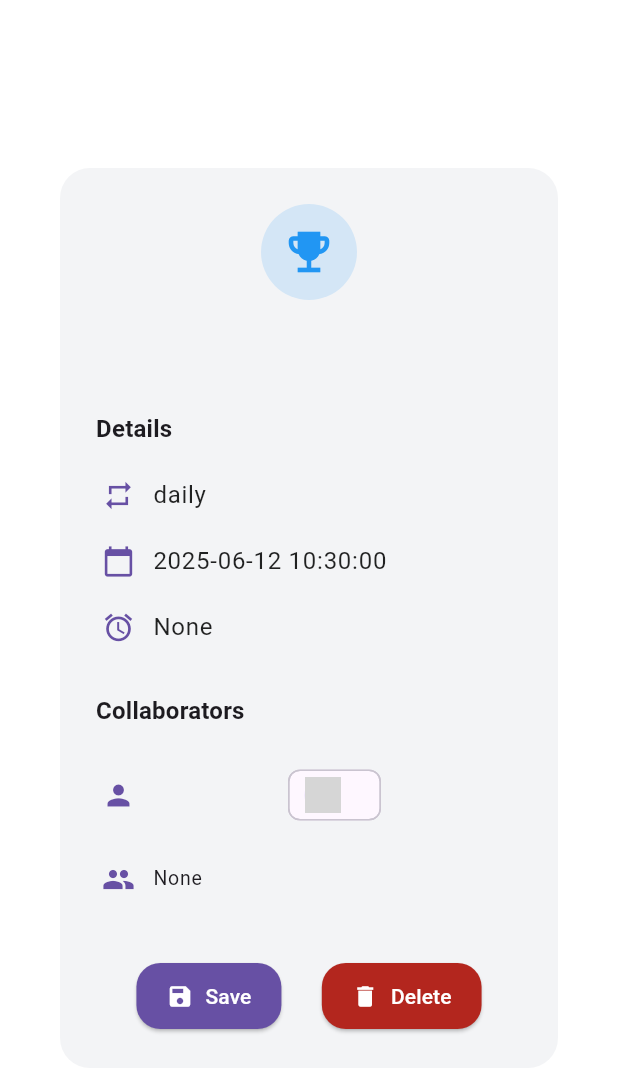
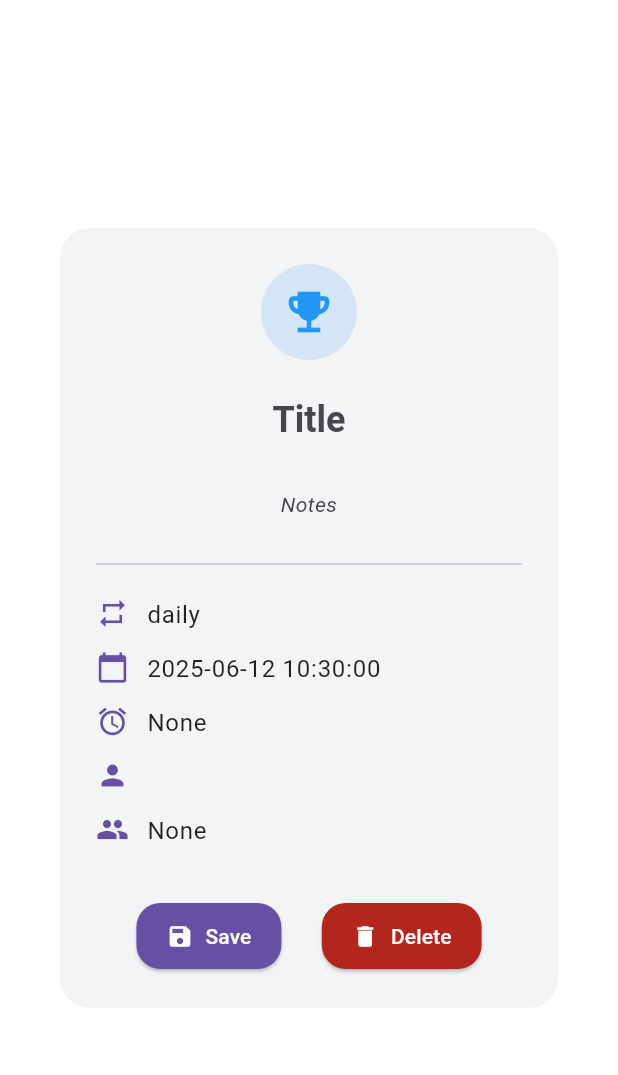
Before and after one commit to dhruvjaink07/habitsync, a Flutter app: the HabitDetailDialog widget shown alone on an empty page, opened directly with empty values, after a tap on "Edit", on a phone screen of 412 x 824 dp. Shown: the top 1075 px of the screen. Run offline on Flutter 3.47's test engine with Material 3 defaults, Android fonts, the light colour scheme and no system bars; our stand-ins replace cached_network_image, confetti, dio, dotted_border, flutter_easyloading, flutter_riverpod and 3 more; accounts and stored records are empty; Roboto replaces fonts that are missing (Poppins); grey boxes are pictures that could not be loaded.

Commit message:
Habit Model issue resolved

```diff
--- a/lib/features/auth/screen/register_screen.dart
+++ b/lib/features/auth/screen/register_screen.dart
@@ -361,7 +361,7 @@ class _RegisterScreenState extends ConsumerState<RegisterScreen> {
                               _step = 0;
                             });
                           },
-                          child: Text("Back"),
+                          child: const Text("Back"),
                         ),
                       ],
                     ),
--- a/lib/features/friends/screen/friend_screen.dart
+++ b/lib/features/friends/screen/friend_screen.dart
@@ -1,6 +1,4 @@
 import 'package:flutter/material.dart';
-import 'package:cached_network_image/cached_network_image.dart';
-import 'package:habitsync/core/color/colors.dart';
 import 'package:habitsync/features/friends/widgets/friend_list_section.dart';
 import 'package:habitsync/features/friends/widgets/friend_request_section.dart';
 import 'package:habitsync/features/friends/widgets/search_friend_section.dart';
--- a/lib/features/friends/widgets/search_friend_section.dart
+++ b/lib/features/friends/widgets/search_friend_section.dart
@@ -162,7 +162,7 @@ class _SearchFriendsSectionState extends ConsumerState<SearchFriendsSection> {
                                             if (mounted) {
                                               ScaffoldMessenger.of(context)
                                                   .showSnackBar(
-                                                SnackBar(
+                                                const SnackBar(
                                                   content: Text(
                                                       'Failed to send request.'),
                                                   backgroundColor: Colors.red,
--- a/lib/features/habits/controller/habit_controller.dart
+++ b/lib/features/habits/controller/habit_controller.dart
@@ -32,6 +32,8 @@ class HabitController extends StateNotifier<AsyncValue<List<Habit>>> {
     }
   }
 
+// ...existing code...
+
   Future<Habit?> getHabitById(String habitId) async {
     try {
       final habit = await _habitRepository.getHabitById(habitId);
@@ -42,12 +44,14 @@ class HabitController extends StateNotifier<AsyncValue<List<Habit>>> {
     }
   }
 
+// ...existing code...
+
   Future<void> createHabit(Habit habit) async {
     state = const AsyncValue.loading();
     try {
       await _habitRepository.createHabit(habit);
       // Refresh the list after creation
-      final ownerId = habit.owner.id; // <-- FIXED
+      final ownerId = habit.owner;
       final habits = await _habitRepository.getHabitsByOwnerId(ownerId);
       state = AsyncValue.data(habits);
     } catch (e, st) {
@@ -60,7 +64,7 @@ class HabitController extends StateNotifier<AsyncValue<List<Habit>>> {
     try {
       await _habitRepository.updateHabit(habit);
       // Refresh the list after update
-      final ownerId = habit.owner.id; // <-- FIXED
+      final ownerId = habit.owner;
       final habits = await _habitRepository.getHabitsByOwnerId(ownerId);
       state = AsyncValue.data(habits);
     } catch (e, st) {
--- a/lib/features/habits/domain/habit_model.dart
+++ b/lib/features/habits/domain/habit_model.dart
@@ -1,73 +1,36 @@
-import 'package:habitsync/features/auth/domain/user_model.dart';
-
 class Habit {
-  final String? id;
+  final String id;
   final String title;
   final String notes;
-  final User owner;
-  final List<User> sharedWith;
+  final String owner;
+  final List<String> sharedWith;
   final String repeatPattern;
   final String color;
   final DateTime createdAt;
   final List<String> reminders;
 
-  // Main constructor (for fetched habits)
   Habit({
-    this.id,
+    this.id = '',
     required this.title,
-    required this.notes,
+    this.notes = '',
     required this.owner,
-    required this.sharedWith,
+    this.sharedWith = const [],
     this.repeatPattern = 'daily',
     this.color = '#2196f3',
     DateTime? createdAt,
     this.reminders = const [],
   }) : createdAt = createdAt ?? DateTime.now();
 
-  // Named constructor for creation (using IDs)
-  Habit.create({
-    this.id,
-    required this.title,
-    required this.notes,
-    required String ownerId,
-    required List<String> sharedWithIds,
-    this.repeatPattern = 'daily',
-    this.color = '#2196f3',
-    DateTime? createdAt,
-    this.reminders = const [],
-  })  : owner = User(
-          id: ownerId,
-          name: '',
-          email: '',
-          avatar: '',
-          username: '',
-          bio: '',
-          streak: 0,
-          friends: const [],
-          joinedAt: DateTime.now().toIso8601String(),
-        ),
-        sharedWith = sharedWithIds
-            .map((id) => User(
-                  id: id,
-                  name: '',
-                  email: '',
-                  avatar: '',
-                  username: '',
-                  bio: '',
-                  streak: 0,
-                  friends: const [],
-                  joinedAt: DateTime.now().toIso8601String(),
-                ))
-            .toList(),
-        createdAt = createdAt ?? DateTime.now();
-
-  factory Habit.fromJson(Map<String, dynamic> json) => Habit(
-        id: json['_id'],
-        title: json['title'],
-        notes: json['notes'],
-        owner: User.fromJson(json['owner']),
-        sharedWith:
-            (json['sharedWith'] as List).map((u) => User.fromJson(u)).toList(),
+  factory Habit.fromJson(Map<String, dynamic> json) {
+    return Habit(
+      id: json['_id'] ?? '',
+      title: json['title'] ?? '',
+      notes: json['notes'] ?? '',
+      owner: json['owner'] ?? '',
+      sharedWith: (json['sharedWith'] as List<dynamic>?)
+              ?.map((e) => e.toString())
+              .toList() ??
+          [],
       repeatPattern: json['repeatPattern'] ?? 'daily',
       color: json['color'] ?? '#2196f3',
       createdAt: json['createdAt'] != null
@@ -78,14 +41,15 @@ class Habit {
               .toList() ??
           [],
     );
+  }
 
   Map<String, dynamic> toJson() {
     return {
-      if (id != null) '_id': id,
+      '_id': id,
       'title': title,
       'notes': notes,
-      'owner': owner.id, // Only send the ID for creation
-      'sharedWith': sharedWith.map((u) => u.id).toList(),
+      'owner': owner,
+      'sharedWith': sharedWith,
       'repeatPattern': repeatPattern,
       'color': color,
       'createdAt': createdAt.toIso8601String(),
@@ -97,8 +61,8 @@ class Habit {
     String? id,
     String? title,
     String? notes,
-    User? owner,
-    List<User>? sharedWith,
+    String? owner,
+    List<String>? sharedWith,
     String? repeatPattern,
     String? color,
     DateTime? createdAt,
--- a/lib/features/habits/screens/add_habit_screen.dart
+++ b/lib/features/habits/screens/add_habit_screen.dart
@@ -84,11 +84,11 @@ class _AddHabitScreenState extends ConsumerState<AddHabitScreen> {
   void _saveHabit() async {
     if (_user == null) return; // Or show error
 
-    final habit = Habit.create(
+    final habit = Habit(
       title: _titleController.text.trim(),
       notes: _notesController.text.trim(),
-      ownerId: _user!.id,
-      sharedWithIds: _selectedCollaboratorIds, // <-- Use selected collaborators
+      owner: _user!.id,
+      sharedWith: _selectedCollaboratorIds, // <-- Use selected collaborators
       repeatPattern: _selectedRepeat.toLowerCase(),
       color: '#${_selectedColor.value.toRadixString(16).padLeft(8, '0')}',
       createdAt: DateTime.now(),
--- a/lib/features/habits/widgets/reminder_collaborator_section.dart
+++ b/lib/features/habits/widgets/reminder_collaborator_section.dart
@@ -150,7 +150,8 @@ class _ReminderCollaboratorsPermissionSectionState
                           avatar: CircleAvatar(
                             backgroundImage: f.avatar.startsWith('http')
                                 ? NetworkImage(f.avatar)
-                                : AssetImage('assets/images/default_avatar.png')
+                                : const AssetImage(
+                                        'assets/images/default_avatar.png')
                                     as ImageProvider,
                           ),
                           onDeleted: () {
@@ -164,19 +165,6 @@ class _ReminderCollaboratorsPermissionSectionState
               ),
             ),
           ],
-          const SizedBox(height: 16),
-          // Permission Section (unchanged)
-          Row(
-            children: [
-              Icon(Icons.lock_rounded, color: widget.subTextColor, size: 22),
-              const SizedBox(width: 10),
-              Text('Permission Settings',
-                  style: widget.theme.textTheme.bodyLarge
-                      ?.copyWith(color: widget.textColor, fontSize: 16)),
-            ],
-          ),
-          const SizedBox(height: 14),
-          // ...permission options...
         ],
       ),
     );
--- a/lib/features/home/screen/home_screen.dart
+++ b/lib/features/home/screen/home_screen.dart
@@ -72,7 +72,7 @@ class _HomeScreenState extends ConsumerState<HomeScreen> {
           Navigator.of(context).pop();
           await ref
               .read(habitControllerProvider.notifier)
-              .deleteHabit(habit.id!, habit.owner.id);
+              .deleteHabit(habit.id, habit.owner);
           // Optionally show a snackbar
         },
       ),
@@ -187,13 +187,13 @@ class _HomeScreenState extends ConsumerState<HomeScreen> {
                             itemCount: habits
                                 .where((h) =>
                                     h.sharedWith.isEmpty &&
-                                    h.owner.id == _user?.id)
+                                    h.owner == _user?.id)
                                 .length,
                             itemBuilder: (context, index) {
                               final habit = habits
                                   .where((h) =>
                                       h.sharedWith.isEmpty &&
-                                      h.owner.id == _user?.id)
+                                      h.owner == _user?.id)
                                   .toList()[index];
                               return HabitCard(
                                 habit: habit,
@@ -207,13 +207,13 @@ class _HomeScreenState extends ConsumerState<HomeScreen> {
                             itemCount: habits
                                 .where((h) =>
                                     h.sharedWith.isNotEmpty &&
-                                    h.owner.id == _user?.id)
+                                    h.owner == _user?.id)
                                 .length,
                             itemBuilder: (context, index) {
                               final habit = habits
                                   .where((h) =>
                                       h.sharedWith.isNotEmpty &&
-                                      h.owner.id == _user?.id)
+                                      h.owner == _user?.id)
                                   .toList()[index];
                               return HabitCard(
                                 habit: habit,
--- a/lib/features/home/widgets/habit_detail_dialog.dart
+++ b/lib/features/home/widgets/habit_detail_dialog.dart
@@ -1,12 +1,8 @@
 import 'package:flutter/material.dart';
-import 'package:flutter_riverpod/flutter_riverpod.dart';
 import 'package:habitsync/core/color/colors.dart';
-import 'package:habitsync/features/auth/domain/user_model.dart';
-import 'package:habitsync/features/friends/controller/friend_controller.dart';
 import 'package:habitsync/features/habits/domain/habit_model.dart';
-import 'package:habitsync/services/profile_cache_service.dart';
 
-class HabitDetailDialog extends ConsumerStatefulWidget {
+class HabitDetailDialog extends StatefulWidget {
   final Habit habit;
   final Future<void> Function(Habit updatedHabit) onUpdate;
   final VoidCallback onDelete;
@@ -19,15 +15,13 @@ class HabitDetailDialog extends ConsumerStatefulWidget {
   });
 
   @override
-  ConsumerState<HabitDetailDialog> createState() => _HabitDetailDialogState();
+  State<HabitDetailDialog> createState() => _HabitDetailDialogState();
 }
 
-class _HabitDetailDialogState extends ConsumerState<HabitDetailDialog> {
+class _HabitDetailDialogState extends State<HabitDetailDialog> {
   late bool isEditing;
   late TextEditingController _titleController;
   late TextEditingController _notesController;
-  List<User>? sharedUsers;
-  User? ownerUser;
 
   @override
   void initState() {
@@ -35,37 +29,6 @@ class _HabitDetailDialogState extends ConsumerState<HabitDetailDialog> {
     isEditing = false;
     _titleController = TextEditingController(text: widget.habit.title);
     _notesController = TextEditingController(text: widget.habit.notes);
-    _loadUsers();
-  }
-
-  Future<void> _loadUsers() async {
-    final currentUser = await ProfileCacheService.getCachedUserProfile();
-    final friendsAsync = ref.read(friendControllerProvider);
-
-    // Owner logic
-    if (widget.habit.owner == currentUser?.id) {
-      ownerUser = currentUser;
-    } else if (friendsAsync is AsyncData<List<User>>) {
-      ownerUser = friendsAsync.value.firstWhere(
-        (u) => u.id == widget.habit.owner,
-      );
-    }
-
-    // Collaborators logic
-    sharedUsers = [];
-    if (friendsAsync is AsyncData<List<User>>) {
-      for (final id in widget.habit.sharedWith) {
-        if (id == currentUser?.id) {
-          sharedUsers!.add(currentUser!);
-        } else {
-          final user = friendsAsync.value.firstWhere(
-            (u) => u.id == id,
-          );
-          if (user != null) sharedUsers!.add(user);
-        }
-      }
-    }
-    setState(() {});
   }
 
   @override
@@ -113,20 +76,6 @@ class _HabitDetailDialogState extends ConsumerState<HabitDetailDialog> {
     Navigator.of(context).pop(); // Optionally close dialog after save
   }
 
-  Widget _buildInfoTile(
-      {required IconData icon, required Widget title, Widget? trailing}) {
-    return ListTile(
-      contentPadding: const EdgeInsets.symmetric(horizontal: 0, vertical: 2),
-      leading:
-          Icon(icon, color: Theme.of(context).colorScheme.primary, size: 22),
-      title: title,
-      trailing: trailing,
-      dense: true,
-      visualDensity: VisualDensity.compact,
-      minLeadingWidth: 0,
-    );
-  }
-
   @override
   Widget build(BuildContext context) {
     final theme = Theme.of(context);
@@ -153,20 +102,47 @@ class _HabitDetailDialogState extends ConsumerState<HabitDetailDialog> {
               ),
               const SizedBox(height: 16),
               Center(
-                child: Text(
+                child: isEditing
+                    ? TextFormField(
+                        controller: _titleController,
+                        style: theme.textTheme.headlineSmall?.copyWith(
+                          color: color,
+                          fontWeight: FontWeight.bold,
+                        ),
+                        textAlign: TextAlign.center,
+                        decoration: const InputDecoration(
+                          border: InputBorder.none,
+                          hintText: "Title",
+                        ),
+                      )
+                    : Text(
                         widget.habit.title,
                         style: theme.textTheme.headlineSmall?.copyWith(
                           color: color,
                           fontWeight: FontWeight.bold,
-                    letterSpacing: 1.2,
                         ),
                         textAlign: TextAlign.center,
                       ),
               ),
+              if (widget.habit.notes.isNotEmpty || isEditing) ...[
                 const SizedBox(height: 8),
-              if (widget.habit.notes.isNotEmpty)
                 Center(
-                  child: Text(
+                  child: isEditing
+                      ? TextFormField(
+                          controller: _notesController,
+                          style: theme.textTheme.bodyMedium?.copyWith(
+                            color: isDark
+                                ? AppColors.subtextDark
+                                : AppColors.subtextLight,
+                            fontStyle: FontStyle.italic,
+                          ),
+                          textAlign: TextAlign.center,
+                          decoration: const InputDecoration(
+                            border: InputBorder.none,
+                            hintText: "Notes",
+                          ),
+                        )
+                      : Text(
                           widget.habit.notes,
                           style: theme.textTheme.bodyMedium?.copyWith(
                             color: isDark
@@ -177,89 +153,74 @@ class _HabitDetailDialogState extends ConsumerState<HabitDetailDialog> {
                           textAlign: TextAlign.center,
                         ),
                 ),
-              const SizedBox(height: 18),
-              Text("Details",
-                  style: theme.textTheme.titleMedium
-                      ?.copyWith(fontWeight: FontWeight.bold)),
-              const SizedBox(height: 6),
-              Card(
-                color: isDark
-                    ? AppColors.cardDark.withOpacity(0.7)
-                    : AppColors.cardLight.withOpacity(0.7),
-                elevation: 0,
-                shape: RoundedRectangleBorder(
-                    borderRadius: BorderRadius.circular(12)),
-                child: Column(
-                  children: [
-                    _buildInfoTile(
+              ],
+              const Divider(height: 32, thickness: 1),
+              _buildInfoRow(
+                context,
                 icon: Icons.repeat,
-                      title: Text(widget.habit.repeatPattern,
+                label: "Repeat",
+                valueWidget: Text(widget.habit.repeatPattern,
                     style: theme.textTheme.bodyLarge),
               ),
-                    _buildInfoTile(
+              _buildInfoRow(
+                context,
                 icon: Icons.calendar_today,
-                      title: Text(
-                          "${widget.habit.createdAt.toLocal()}"
-                              .split('.')
-                              .first,
+                label: "Created",
+                valueWidget: Text(
+                    "${widget.habit.createdAt.toLocal()}".split('.').first,
                     style: theme.textTheme.bodyLarge),
               ),
-                    _buildInfoTile(
+              _buildInfoRow(
+                context,
                 icon: Icons.alarm,
-                      title: Text(
+                label: "Reminders",
+                valueWidget: Text(
                   widget.habit.reminders.isNotEmpty
                       ? widget.habit.reminders.join('\n')
                       : "None",
                   style: theme.textTheme.bodyLarge,
                 ),
               ),
-                  ],
+              _buildInfoRow(
+                context,
+                icon: Icons.person,
+                label: "Owner",
+                valueWidget:
+                    Text(widget.habit.owner, style: theme.textTheme.bodyLarge),
               ),
-              ),
-              const SizedBox(height: 18),
-              Text("Collaborators",
-                  style: theme.textTheme.titleMedium
-                      ?.copyWith(fontWeight: FontWeight.bold)),
-              const SizedBox(height: 6),
-              Card(
-                color: isDark
-                    ? AppColors.cardDark.withOpacity(0.7)
-                    : AppColors.cardLight.withOpacity(0.7),
-                elevation: 0,
-                shape: RoundedRectangleBorder(
-                    borderRadius: BorderRadius.circular(12)),
-                child: Column(
-                  children: [
-                    _buildInfoTile(
-                      icon: Icons.person,
-                      title: UserChip(
-                        name: widget.habit.owner.name,
-                        avatarUrl: widget.habit.owner.avatar,
-                      ),
-                    ),
-                    _buildInfoTile(
+              _buildInfoRow(
+                context,
                 icon: Icons.group,
-                      title: widget.habit.sharedWith.isEmpty
-                          ? const Text("None")
-                          : Wrap(
-                              spacing: 4,
-                              children: widget.habit.sharedWith
-                                  .map((u) => UserChip(
-                                      name: u.name, avatarUrl: u.avatar))
-                                  .toList(),
-                            ),
-                    ),
-                  ],
+                label: "Shared With",
+                valueWidget: Text(
+                  widget.habit.sharedWith.isNotEmpty
+                      ? widget.habit.sharedWith.join(', ')
+                      : "None",
+                  style: theme.textTheme.bodyLarge,
                 ),
               ),
               const SizedBox(height: 28),
               Row(
                 mainAxisAlignment: MainAxisAlignment.spaceEvenly,
                 children: [
-                  ElevatedButton.icon(
-                    onPressed: isEditing ? _save : _toggleEdit,
-                    icon: Icon(isEditing ? Icons.save : Icons.edit),
-                    label: Text(isEditing ? "Save" : "Edit"),
+                  isEditing
+                      ? ElevatedButton.icon(
+                          onPressed: _save,
+                          icon: const Icon(Icons.save),
+                          label: const Text("Save"),
+                          style: ElevatedButton.styleFrom(
+                            backgroundColor: theme.colorScheme.primary,
+                            foregroundColor: Colors.white,
+                            padding: const EdgeInsets.symmetric(
+                                horizontal: 20, vertical: 12),
+                            shape: RoundedRectangleBorder(
+                                borderRadius: BorderRadius.circular(16)),
+                          ),
+                        )
+                      : ElevatedButton.icon(
+                          onPressed: _toggleEdit,
+                          icon: const Icon(Icons.edit),
+                          label: const Text("Edit"),
                           style: ElevatedButton.styleFrom(
                             backgroundColor: theme.colorScheme.primary,
                             foregroundColor: Colors.white,
@@ -291,23 +252,3 @@ class _HabitDetailDialogState extends ConsumerState<HabitDetailDialog> {
     );
   }
 }
-
-class UserChip extends StatelessWidget {
-  final String name;
-  final String avatarUrl;
-  const UserChip({super.key, required this.name, required this.avatarUrl});
-
-  @override
-  Widget build(BuildContext context) {
-    return Chip(
-      avatar: CircleAvatar(
-        backgroundImage: avatarUrl.startsWith('http')
-            ? NetworkImage(avatarUrl)
-            : AssetImage('assets/images/default_avatar.png') as ImageProvider,
-        radius: 12,
-      ),
-      label: Text(name, style: const TextStyle(fontSize: 13)),
-      padding: const EdgeInsets.symmetric(horizontal: 6, vertical: 0),
-    );
-  }
-}
```
Lines whose indentation alone changed are shown as unchanged.
